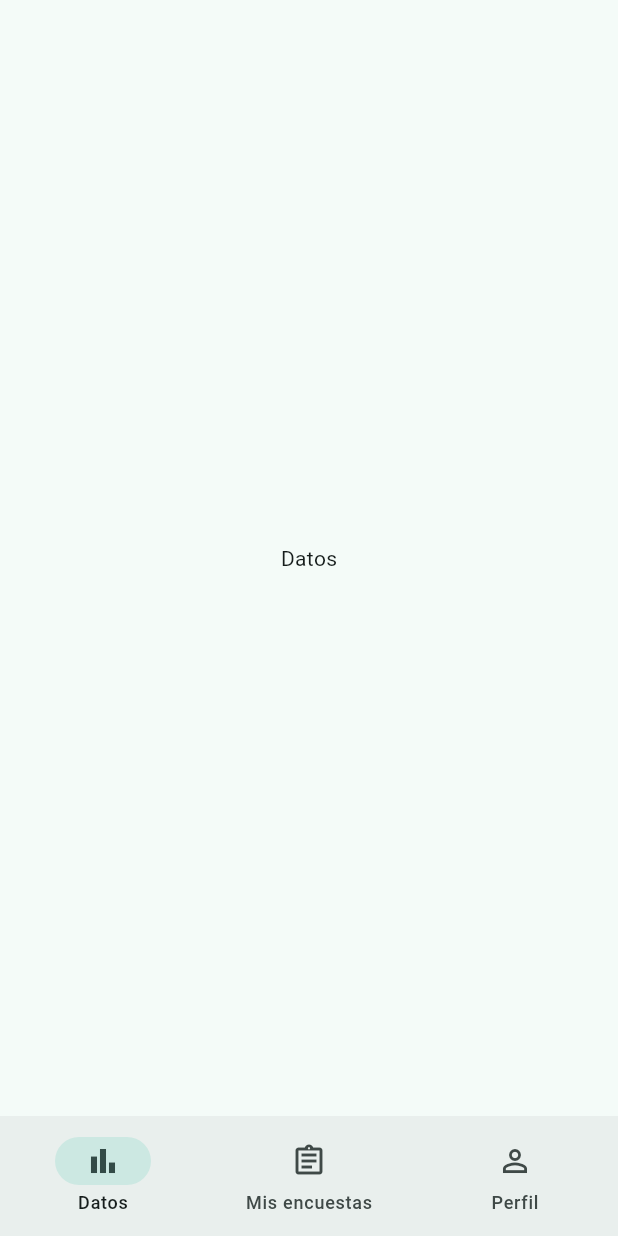
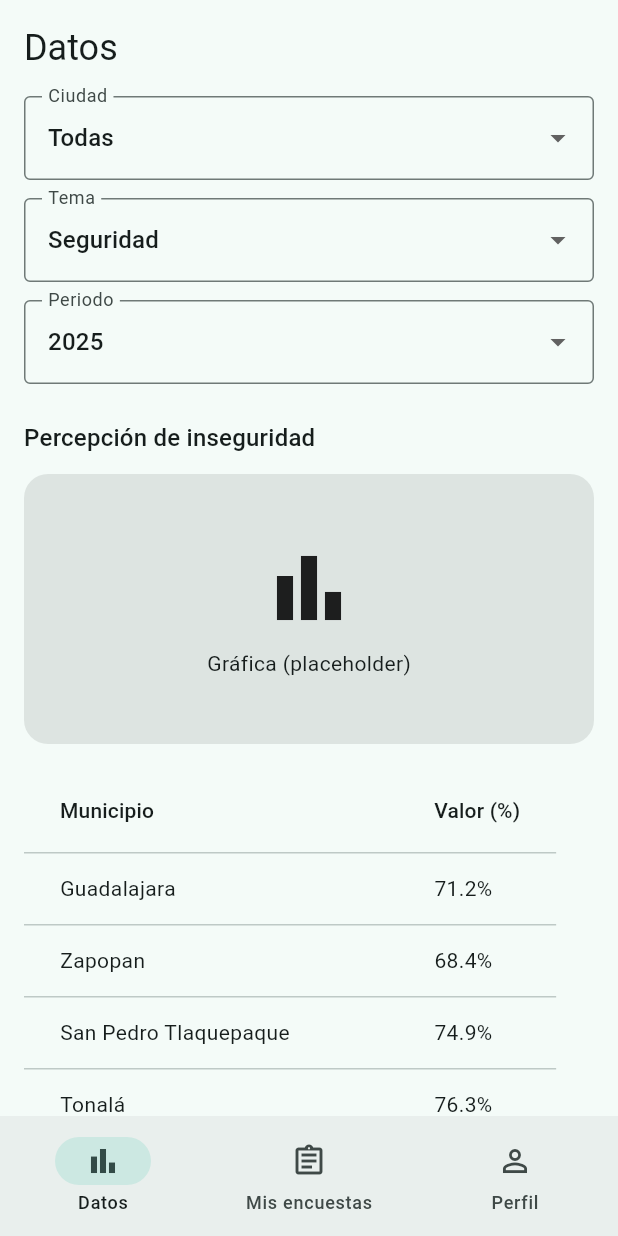
Before and after one commit to student-since-bc/tc2007b-app-project, a Flutter app: the screen it shows after launch, on a phone screen of 412 x 824 dp. Run offline on Flutter 3.47's test engine with Material 3 defaults, Android fonts, the phone set to English and light mode, and no system bars.

Commit message:
data_screen

```diff
--- /dev/null
+++ b/jaliscocomovamos_app/lib/data/data_screen.dart
@@ -0,0 +1,160 @@
+import 'package:flutter/material.dart';
+import '../../mock/mock_data.dart';
+
+class DataScreen extends StatefulWidget {
+  const DataScreen({super.key});
+
+  @override
+  State<DataScreen> createState() => _DataScreenState();
+} // DataScreen
+
+class _DataScreenState extends State<DataScreen> {
+  String _ciudad = 'Todas';
+  String _tema = 'Seguridad';
+  String _periodo = '2025';
+
+  Widget _buildDropdown({
+    required String label,
+    required String value,
+    required List<String> items,
+    required ValueChanged<String> onChanged,
+  }) {
+    return DropdownButtonFormField<String>(
+      initialValue: value,
+      isExpanded: true,
+      decoration: InputDecoration(
+        labelText: label,
+        border: const OutlineInputBorder(),
+      ),
+      items: items
+          .map((e) => DropdownMenuItem(value: e, child: Text(e)))
+          .toList(),
+      onChanged: (v) {
+        if (v != null) onChanged(v);
+      }, // onChanged
+    );
+  } // _buildDropdown()
+
+  @override
+  Widget build(BuildContext context) {
+    Map<String, dynamic>? indicador;
+    for (final i in indicadores) {
+      if (i['tema'] == _tema) indicador = i;
+    } // for
+
+    final List<Map<String, dynamic>> filas = [];
+    if (indicador != null) {
+      for (final d in indicador['datos'] as List) {
+        final fila = Map<String, dynamic>.from(d as Map);
+        final okCiudad = _ciudad == 'Todas' || fila['ciudad'] == _ciudad;
+        final okPeriodo = fila['periodo'] == _periodo;
+        if (okCiudad && okPeriodo) filas.add(fila);
+      } // for
+    } // if
+
+    return ListView(
+      padding: const EdgeInsets.all(16),
+      children: [
+        Text('Datos', style: Theme.of(context).textTheme.headlineSmall),
+        const SizedBox(height: 16),
+
+        // City
+        _buildDropdown(
+          label: 'Ciudad',
+          value: _ciudad,
+          items: ['Todas', ...municipiosZmg],
+          onChanged: (v) => setState(() => _ciudad = v),
+        ), // City
+        const SizedBox(height: 12),
+
+        // Topic
+        _buildDropdown(
+          label: 'Tema',
+          value: _tema,
+          items: temas,
+          onChanged: (v) => setState(() => _tema = v),
+        ), // Topic
+        const SizedBox(height: 12),
+
+        // Period
+        _buildDropdown(
+          label: 'Periodo',
+          value: _periodo,
+          items: periodos,
+          onChanged: (v) => setState(() => _periodo = v),
+        ), // Period
+        const SizedBox(height: 24),
+
+        if (filas.isNotEmpty) ...[
+          Text(
+            indicador!['nombre'] as String,
+            style: Theme.of(context).textTheme.titleMedium,
+          ),
+          const SizedBox(height: 12),
+
+          // Fake chart
+          Container(
+            height: 180,
+            width: double.infinity,
+            decoration: BoxDecoration(
+              color: Theme.of(context).colorScheme.surfaceContainerHighest,
+              borderRadius: BorderRadius.circular(16),
+            ),
+            child: const Center(
+              child: Column(
+                mainAxisSize: MainAxisSize.min,
+                children: [
+                  Icon(Icons.bar_chart, size: 64),
+                  SizedBox(height: 8),
+                  Text('Gráfica (placeholder)'),
+                ], // Column's children
+              ),
+            ),
+          ),
+          const SizedBox(height: 16),
+
+          // Lets the table scroll sideways if it is wider than the screen
+          SingleChildScrollView(
+            scrollDirection: Axis.horizontal,
+            child: DataTable(
+              columns: const [
+                DataColumn(label: Text('Municipio')),
+                DataColumn(label: Text('Valor (%)')),
+              ], // Columns
+              rows: filas
+                  .map(
+                    (fila) => DataRow(
+                      cells: [
+                        DataCell(Text(fila['ciudad'] as String)),
+                        DataCell(Text('${fila['valor']}%')),
+                      ], // Cells
+                    ),
+                  ) // Map
+                  .toList(),
+            ),
+          ),
+          const SizedBox(height: 12),
+
+          // Source line
+          Text(
+            'Fuente: ${fuenteDatosPublicos['fuente']} · Periodo $_periodo · '
+            'Actualizado ${fuenteDatosPublicos['actualizado']}',
+            style: Theme.of(context).textTheme.bodySmall,
+          ),
+        ] else // Not enough answers
+          Card(
+            child: Padding(
+              padding: const EdgeInsets.all(16),
+              child: Row(
+                children: [
+                  const Icon(Icons.info_outline),
+                  const SizedBox(width: 12),
+                  Expanded(child: Text(Textos.mensajeUmbral)),
+                ], // Row's children
+              ),
+            ),
+          ),
+      ], // ListView children
+    );
+  } // build()
+} // _DataScreenState
--- a/jaliscocomovamos_app/lib/mock/mock_data.dart
+++ b/jaliscocomovamos_app/lib/mock/mock_data.dart
@@ -126,9 +126,9 @@ const List<Map<String, dynamic>> indicadores = [
 
 // Metadatos que se muestran bajo cada gráfica (RF-1.5)
 const Map<String, String> fuenteDatosPublicos = {
-  'fuente': 'Jalisco Cómo Vamos',
-  'periodo': '2025',
-  'actualizado': '01/10/2026',
+  'fuente': 'Placeholder',
+  'periodo': 'XXXX',
+  'actualizado': 'XX/XX/XXXX',
 };
 
 // ---------------------------------------------------------------------------
--- a/jaliscocomovamos_app/lib/shell/main_shell.dart
+++ b/jaliscocomovamos_app/lib/shell/main_shell.dart
@@ -1,5 +1,6 @@
 import 'package:flutter/material.dart';
 import '../../widgets/app_nav_bar.dart';
+import '../data/data_screen.dart';
 
 class MainShell extends StatefulWidget {
   const MainShell({super.key});
@@ -12,7 +13,7 @@ class _MainShellState extends State<MainShell> {
   int _index = 0;
 
   final List<Widget> _tabs = const [
-    Center(child: Text('Datos')),
+    DataScreen(),
     Center(child: Text('Mis encuestas')),
     Center(child: Text('Perfil')),
   ]; // tabs
--- a/jaliscocomovamos_app/lib/widgets/placeholder_screen.dart
+++ b/jaliscocomovamos_app/lib/widgets/placeholder_screen.dart
@@ -10,6 +10,6 @@ class PlaceholderScreen extends StatelessWidget {
     return Scaffold(
       appBar: AppBar(title: Text(title)),
       body: Center(child: Text(title)),
-    ); // Scaffold
+    );
   } // build()
 } // PlaceholderScreen
```
